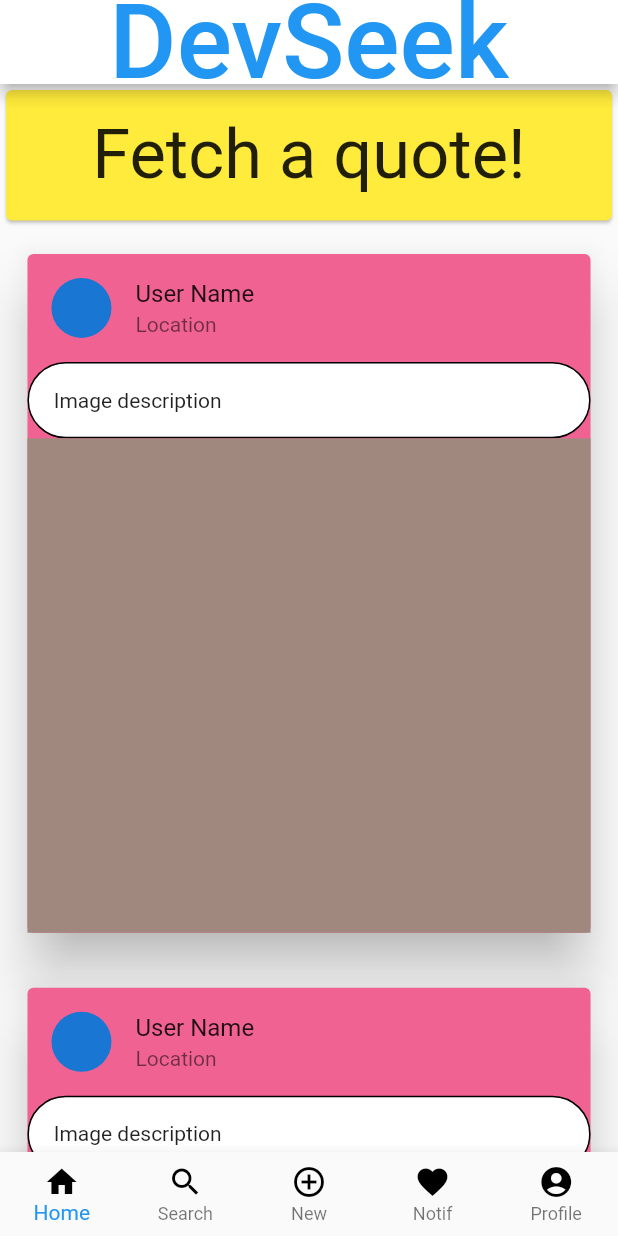
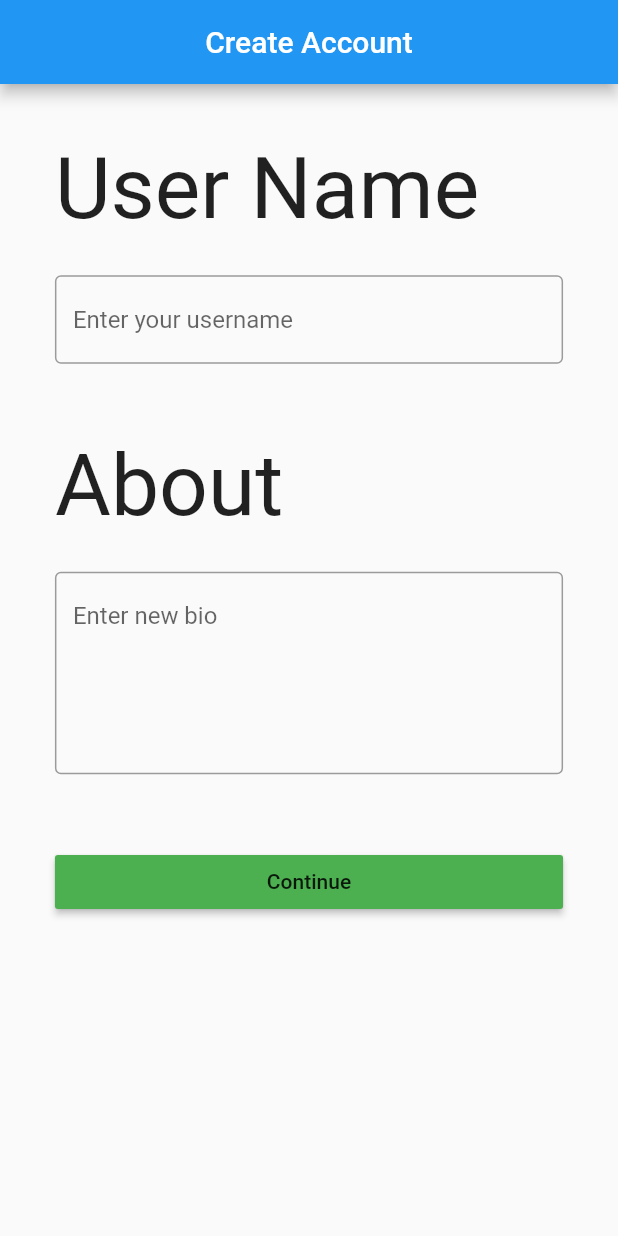
Before and after one commit to Rishabh510/devseek, a Flutter app: the screen it shows after launch, on a phone screen of 412 x 824 dp. Run offline on Flutter 3.47's test engine with Material 2 defaults, Android fonts, the phone set to English and light mode, and no system bars; our stand-ins replace flutter_screenutil; statements that could not run were skipped.

Commit message:
lesson_14 complete

```diff
--- a/lib/main.dart
+++ b/lib/main.dart
@@ -1,3 +1,4 @@
+import 'package:devseek/views/createAccountView.dart';
 import 'package:devseek/views/editProfileView.dart';
 import 'package:devseek/views/homeView.dart';
 import 'package:devseek/views/installView.dart';
@@ -22,7 +23,7 @@ class MyApp extends StatelessWidget {
         primarySwatch: blue,
         visualDensity: VisualDensity.adaptivePlatformDensity,
       ),
-      home: TabDeciderView(),
+      home: CreateAccountView(),
     );
   }
 }
--- /dev/null
+++ b/lib/models/userModel.dart
@@ -0,0 +1,10 @@
+class UserModel {
+  final String id;
+  String username;
+  final String profilename;
+  String bio;
+  final String url;
+  final String email;
+
+  UserModel(this.id, this.username, this.profilename, this.bio, this.url, this.email);
+}
--- /dev/null
+++ b/lib/views/createAccountView.dart
@@ -0,0 +1,85 @@
+import 'package:devseek/constants.dart';
+import 'package:flutter/material.dart';
+import 'package:flutter_screenutil/flutter_screenutil.dart';
+
+class CreateAccountView extends StatefulWidget {
+  @override
+  _CreateAccountViewState createState() => _CreateAccountViewState();
+}
+
+class _CreateAccountViewState extends State<CreateAccountView> {
+  final _formKey = GlobalKey<FormState>();
+
+  void saveAccount() {
+    if (_formKey.currentState.validate()) {
+      print('Success');
+    }
+  }
+
+  @override
+  Widget build(BuildContext context) {
+    return Scaffold(
+      appBar: AppBar(
+        centerTitle: true,
+        title: Text('Create Account'),
+      ),
+      body: SingleChildScrollView(
+        child: Padding(
+          padding: EdgeInsets.all(32.w),
+          child: Form(
+            key: _formKey,
+            child: Column(
+              crossAxisAlignment: CrossAxisAlignment.stretch,
+              children: [
+                Text(
+                  'User Name',
+                  style: TextStyle(fontSize: 50.sp),
+                ),
+                SizedBox(height: 20.h),
+                TextFormField(
+                  decoration: InputDecoration(
+                    border: OutlineInputBorder(),
+                    hintText: 'Enter your username',
+                  ),
+                  validator: (val) {
+                    if (val.isEmpty || val.length < 6) {
+                      return "Please enter username with minimum 6 characters";
+                    }
+                    return null;
+                  },
+                ),
+                SizedBox(height: 40.h),
+                Text(
+                  'About',
+                  style: TextStyle(fontSize: 50.sp),
+                ),
+                SizedBox(height: 20.h),
+                TextFormField(
+                  decoration: InputDecoration(
+                    border: OutlineInputBorder(),
+                    hintText: 'Enter new bio',
+                  ),
+                  maxLines: 5,
+                  validator: (val) {
+                    if (val.isEmpty) {
+                      return "Please do not leave this field empty";
+                    }
+                    return null;
+                  },
+                ),
+                SizedBox(height: 40.h),
+                RaisedButton(
+                  color: Colors.green,
+                  child: Text('Continue'),
+                  onPressed: () {
+                    saveAccount();
+                  },
+                ),
+              ],
+            ),
+          ),
+        ),
+      ),
+    );
+  }
+}
```
